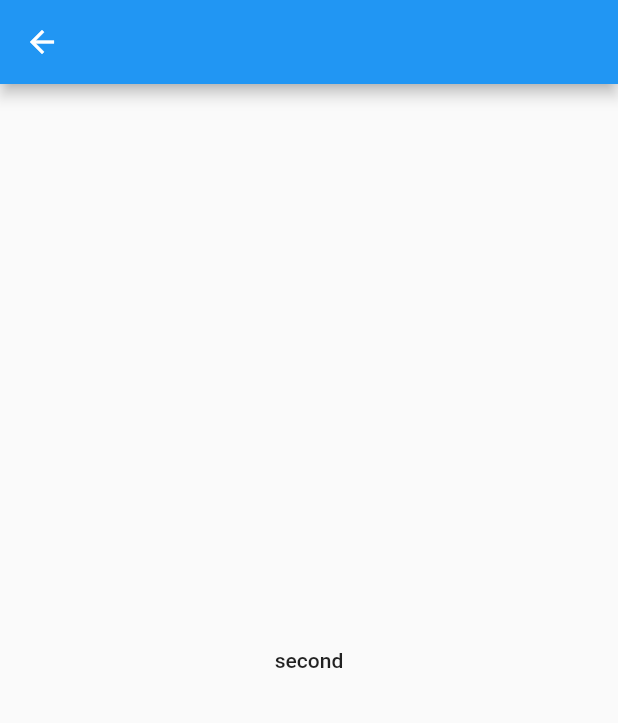
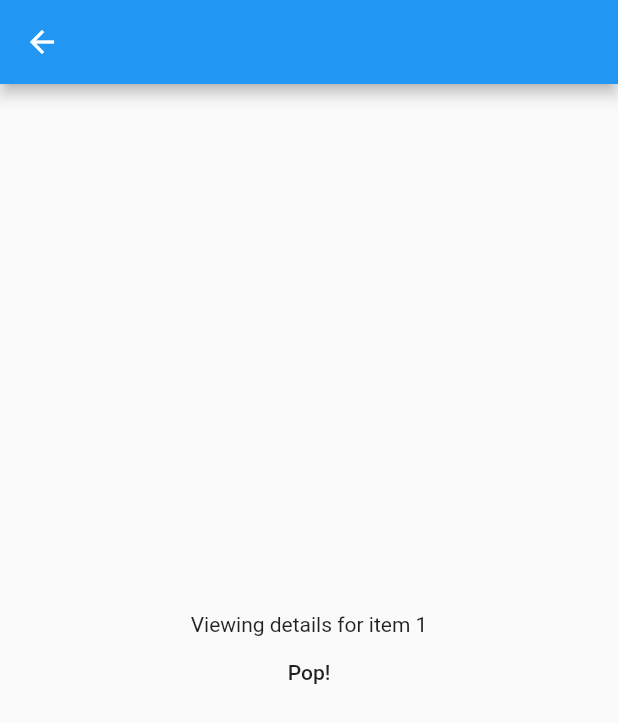
Before and after one commit to flutterpg1/flutter-demo, a Flutter app: the screen it shows after launch, after a tap on "View Details", on a phone screen of 412 x 824 dp. Shown: the top 723 px of the screen. Run offline on Flutter 3.47's test engine with Material 2 defaults, Android fonts, the phone set to English and light mode, and no system bars.

```diff
--- a/lib/main.dart
+++ b/lib/main.dart
@@ -8,10 +8,21 @@ class Nav2App extends StatelessWidget {
   @override
   Widget build(BuildContext context) {
     return MaterialApp(
-      routes: {
-        '/': (context) => HomeScreen(),
-        '/details': (context) => DetailScreen('second'),
-        '/third': (context) => DetailScreen('third')
+      onGenerateRoute: (settings) {
+        // Handle '/'
+        if (settings.name == '/') {
+          return MaterialPageRoute(builder: (context) => HomeScreen());
+        }
+
+        // Handle '/details/:id'
+        var uri = Uri.parse(settings.name);
+        if (uri.pathSegments.length == 2 &&
+            uri.pathSegments.first == 'details') {
+          var id = uri.pathSegments[1];
+          return MaterialPageRoute(builder: (context) => DetailScreen(id: id));
+        }
+
+        return MaterialPageRoute(builder: (context) => UnknownScreen());
       },
     );
   }
@@ -28,7 +39,7 @@ class HomeScreen extends StatelessWidget {
           onPressed: () {
             Navigator.pushNamed(
               context,
-              '/details',
+              '/details/1',
             );
           },
         ),
@@ -38,26 +49,42 @@ class HomeScreen extends StatelessWidget {
 }
 
 class DetailScreen extends StatelessWidget {
-  DetailScreen(this.screenName);
-  String screenName;
+  String id;
+
+  DetailScreen({
+    this.id,
+  });
+
   @override
   Widget build(BuildContext context) {
     return Scaffold(
       appBar: AppBar(),
       body: Center(
-        child: FlatButton(
-          child: Text(this.screenName),
-          onPressed: () {
-            if (this.screenName == 'second') {
-              Navigator.pushNamed(
-                context,
-                '/third',
-              );
-            }else
-            Navigator.pop(context);
-          },
+        child: Column(
+          mainAxisAlignment: MainAxisAlignment.center,
+          children: [
+            Text('Viewing details for item $id'),
+            FlatButton(
+              child: Text('Pop!'),
+              onPressed: () {
+                Navigator.pop(context);
+              },
+            ),
+          ],
         ),
       ),
     );
   }
 }
+
+class UnknownScreen extends StatelessWidget {
+  @override
+  Widget build(BuildContext context) {
+    return Scaffold(
+      appBar: AppBar(),
+      body: Center(
+        child: Text('404!'),
+      ),
+    );
+  }
+}
```
Also changed, not shown: README.txt.
